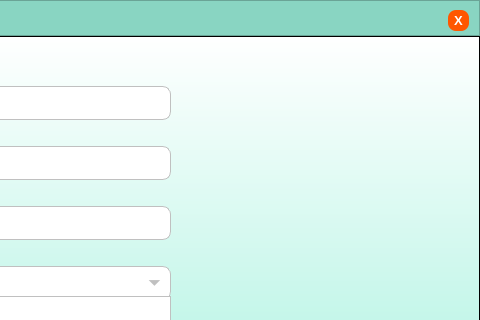
This is register.ui in marcryangil/facemaskdetection as Qt 5 draws it before an edit; both pictures show x 462 to 942 and y 0 to 320 of the 942 by 495 pixel window. The edited form follows.
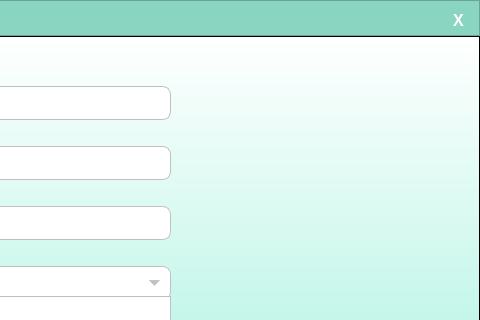
This is the edited form. Icons and pictures are not drawn.

What changed in the file:
```diff
--- a/register.ui
+++ b/register.ui
@@ -105,7 +105,7 @@
        <property name="font">
         <font>
          <family>MS Shell Dlg 2</family>
-         <pointsize>10</pointsize>
+         <pointsize>12</pointsize>
          <weight>75</weight>
          <bold>true</bold>
         </font>
@@ -115,7 +115,7 @@
        </property>
        <property name="styleSheet">
         <string notr="true">QPushButton{
-	background-color: rgba(255,87,0,255);
+	background-color: transparent;
 	border: none;
 	color: rgb(255, 255, 255);
 	border-radius: 8px;
```
